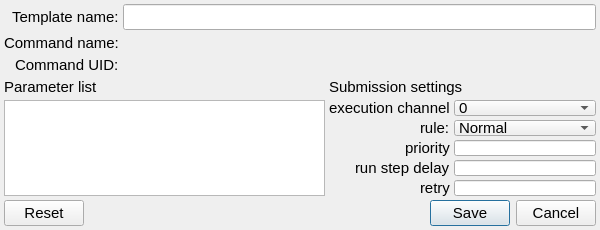
The window that ccs/node/control_unit/ControlUnitCommandTemplateEditor.ui (bisegni/chaosframework) describes before a commit, drawn with Qt 5.
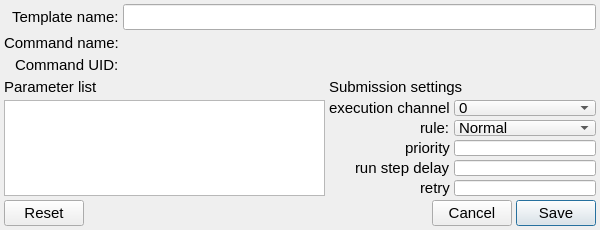
The same window after the commit.

The edit to the form file:
```diff
--- a/ccs/node/control_unit/ControlUnitCommandTemplateEditor.ui
+++ b/ccs/node/control_unit/ControlUnitCommandTemplateEditor.ui
@@ -325,17 +325,63 @@
     </layout>
    </item>
    <item>
-    <widget class="QDialogButtonBox" name="buttonBox">
-     <property name="orientation">
-      <enum>Qt::Horizontal</enum>
-     </property>
-     <property name="standardButtons">
-      <set>QDialogButtonBox::Cancel|QDialogButtonBox::Reset|QDialogButtonBox::Save</set>
-     </property>
-     <property name="centerButtons">
-      <bool>false</bool>
-     </property>
-    </widget>
+    <layout class="QHBoxLayout" name="horizontalLayout">
+     <item>
+      <widget class="QPushButton" name="pushButtonReset">
+       <property name="font">
+        <font>
+         <pointsize>11</pointsize>
+        </font>
+       </property>
+       <property name="text">
+        <string>Reset</string>
+       </property>
+      </widget>
+     </item>
+     <item>
+      <spacer name="horizontalSpacer">
+       <property name="orientation">
+        <enum>Qt::Horizontal</enum>
+       </property>
+       <property name="sizeHint" stdset="0">
+        <size>
+         <width>40</width>
+         <height>20</height>
+        </size>
+       </property>
+      </spacer>
+     </item>
+     <item>
+      <widget class="QPushButton" name="pushButtonCancel">
+       <property name="font">
+        <font>
+         <pointsize>11</pointsize>
+        </font>
+       </property>
+       <property name="text">
+        <string>Cancel</string>
+       </property>
+      </widget>
+     </item>
+     <item>
+      <widget class="QPushButton" name="pushButtonSave">
+       <property name="font">
+        <font>
+         <pointsize>11</pointsize>
+        </font>
+       </property>
+       <property name="text">
+        <string>Save</string>
+       </property>
+       <property name="autoDefault">
+        <bool>false</bool>
+       </property>
+       <property name="default">
+        <bool>true</bool>
+       </property>
+      </widget>
+     </item>
+    </layout>
    </item>
   </layout>
  </widget>
```
Left out of the diff: 47 changed lines with no effect on the pictures.
